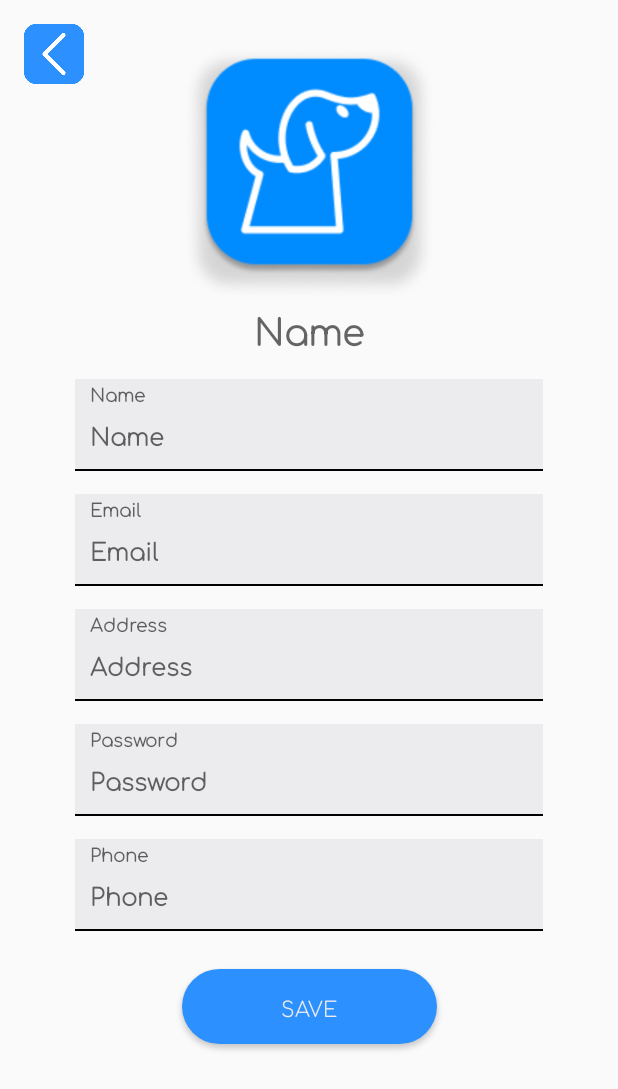
After one commit to We-Pet/MobileApp, an Android app: the ProfilActivity screen opened directly, with no data from a screen before it, on a phone screen of 412 x 824 dp. The commit adds this screen. Shown: the top 1089 px of the screen. Run offline under Robolectric (Android 15) with nearby library versions, the light colour scheme and no system bars.

Commit message:
Add profil page

```diff
--- a/app/src/main/AndroidManifest.xml
+++ b/app/src/main/AndroidManifest.xml
@@ -62,6 +62,11 @@
             android:label="HomePageActivity"
             android:theme="@style/AppTheme.NoActionBar"
             android:windowSoftInputMode="adjustPan" />
+        <activity
+            android:name=".controller.ProfilActivity"
+            android:label="HomePageActivity"
+            android:theme="@style/AppTheme.NoActionBar"
+            android:windowSoftInputMode="adjustPan" />
     </application>
 
 </manifest>
--- /dev/null
+++ b/app/src/main/java/com/ipca/wepet/controller/ProfilActivity.kt
@@ -0,0 +1,59 @@
+package com.ipca.wepet.controller
+
+import android.os.Bundle
+import android.widget.Button
+import android.widget.EditText
+import android.widget.ImageButton
+import android.widget.ImageView
+import android.widget.TextView
+import android.widget.Toast
+import androidx.appcompat.app.AppCompatActivity
+import com.ipca.wepet.R
+
+class ProfilActivity : AppCompatActivity() {
+
+    private lateinit var ivMainPhoto: ImageView
+    private lateinit var tvMainName: TextView
+    private lateinit var etName: EditText
+    private lateinit var etEmail: EditText
+    private lateinit var etAddress: EditText
+    private lateinit var etPassword: EditText
+    private lateinit var etPhone: EditText
+    private lateinit var btnSave: Button
+    private lateinit var btnBack : ImageButton
+
+    override fun onCreate(savedInstanceState: Bundle?) {
+        super.onCreate(savedInstanceState)
+        setContentView(R.layout.profil_layout)
+
+        initializeElements()
+        startNewActivities()
+    }
+
+    private fun initializeElements() {
+        ivMainPhoto = findViewById(R.id.IV_main_photo)
+        tvMainName = findViewById(R.id.TV_main_name)
+        etName = findViewById(R.id.ET_name)
+        etEmail = findViewById(R.id.ET_email)
+        etAddress = findViewById(R.id.ET_address)
+        etPassword = findViewById(R.id.ET_password)
+        etPhone = findViewById(R.id.ET_phone)
+        btnSave = findViewById(R.id.BTN_save)
+        btnBack = findViewById(R.id.IB_back)
+    }
+
+    private fun startNewActivities() {
+
+        // Login action
+        btnSave.setOnClickListener {
+            //Call databse
+            Toast.makeText(this, "Data saved successfully!", Toast.LENGTH_SHORT).show()
+        }
+
+        // Back action
+        btnBack.setOnClickListener {
+            onBackPressedDispatcher.onBackPressed()
+        }
+    }
+
+}
--- a/app/src/main/java/com/ipca/wepet/frament/HeaderFragment.kt
+++ b/app/src/main/java/com/ipca/wepet/frament/HeaderFragment.kt
@@ -1,5 +1,6 @@
 package com.ipca.wepet.fragment
 
+import android.content.Intent
 import android.os.Bundle
 import android.view.LayoutInflater
 import android.view.View
@@ -8,6 +9,8 @@ import android.widget.ImageButton
 import android.widget.PopupMenu
 import androidx.fragment.app.Fragment
 import com.ipca.wepet.R
+import com.ipca.wepet.controller.ProfilActivity
+import com.ipca.wepet.controller.ShelterActivity
 
 class HeaderFragment : Fragment() {
     private lateinit var ibHamburger: ImageButton
@@ -48,6 +51,8 @@ class HeaderFragment : Fragment() {
 
                 R.id.IT_edit_profil -> {
                     // Handle menu edit profil click
+                    val intent = Intent(context, ProfilActivity::class.java)
+                    startActivity(intent)
                     true
                 }
 
--- /dev/null
+++ b/app/src/main/res/layout/profil_layout.xml
@@ -0,0 +1,318 @@
+<?xml version="1.0" encoding="utf-8"?>
+<androidx.constraintlayout.widget.ConstraintLayout xmlns:android="http://schemas.android.com/apk/res/android"
+    xmlns:app="http://schemas.android.com/apk/res-auto"
+    android:layout_width="match_parent"
+    android:layout_height="match_parent">
+
+    <ImageView
+        android:id="@+id/IV_main_photo"
+        android:layout_width="170dp"
+        android:layout_height="170dp"
+        android:layout_marginTop="30dp"
+        android:contentDescription="@string/profil_photo"
+        android:src="@drawable/main_logo"
+        android:textSize="30sp"
+        app:layout_constraintEnd_toEndOf="parent"
+        app:layout_constraintStart_toStartOf="parent"
+        app:layout_constraintTop_toTopOf="parent" />
+
+    <TextView
+        android:id="@+id/TV_main_name"
+        android:layout_width="0dp"
+        android:layout_height="wrap_content"
+        android:autofillHints="@string/name"
+        android:backgroundTint="@color/light_gray"
+        android:fontFamily="@font/comfortaa_light"
+        android:hint="@string/name"
+        android:textAlignment="center"
+        android:textSize="24sp"
+        android:textStyle="bold"
+        app:layout_constraintEnd_toEndOf="parent"
+        app:layout_constraintStart_toStartOf="parent"
+        app:layout_constraintTop_toBottomOf="@+id/IV_main_photo" />
+
+    <!-- Back button -->
+    <ImageButton
+        android:id="@+id/IB_back"
+        android:layout_width="40dp"
+        android:layout_height="40dp"
+        android:layout_marginStart="16dp"
+        android:layout_marginTop="16dp"
+        android:background="?attr/selectableItemBackgroundBorderless"
+        android:contentDescription="@string/back_button"
+        android:scaleType="fitCenter"
+        android:src="@drawable/back"
+        app:layout_constraintStart_toStartOf="parent"
+        app:layout_constraintTop_toTopOf="parent" />
+
+    <!-- Name edit text with button -->
+    <androidx.constraintlayout.widget.ConstraintLayout
+        android:id="@+id/CTL_name"
+        android:layout_width="312dp"
+        android:layout_height="wrap_content"
+        android:layout_marginHorizontal="70dp"
+        android:layout_marginTop="15dp"
+        android:background="@color/light_gray"
+        app:layout_constraintEnd_toEndOf="parent"
+        app:layout_constraintStart_toStartOf="parent"
+        app:layout_constraintTop_toBottomOf="@+id/TV_main_name">
+
+        <TextView
+            android:id="@+id/TV_name"
+            android:layout_width="0dp"
+            android:layout_height="wrap_content"
+            android:autofillHints="@string/name"
+            android:backgroundTint="@color/light_gray"
+            android:fontFamily="@font/comfortaa_light"
+            android:hint="@string/name"
+            android:paddingStart="10dp"
+            android:textSize="12sp"
+            android:textStyle="bold"
+            app:layout_constraintStart_toStartOf="parent"
+            app:layout_constraintTop_toTopOf="parent" />
+
+        <EditText
+            android:id="@+id/ET_name"
+            android:layout_width="0dp"
+            android:layout_height="wrap_content"
+            android:autofillHints="@string/email_hint"
+            android:backgroundTint="@color/light_gray"
+            android:fontFamily="@font/comfortaa_light"
+            android:hint="@string/name"
+            android:inputType="textPersonName"
+            android:paddingStart="10dp"
+            android:paddingTop="5dp"
+            android:textSize="16sp"
+            android:textStyle="bold"
+            app:layout_constraintStart_toStartOf="parent"
+            app:layout_constraintTop_toBottomOf="@id/TV_name" />
+
+        <View
+            android:layout_width="match_parent"
+            android:layout_height="1dp"
+            android:background="@android:color/black"
+            app:layout_constraintTop_toBottomOf="@id/ET_name" />
+
+    </androidx.constraintlayout.widget.ConstraintLayout>
+
+
+    <!-- Email edit text with button -->
+    <androidx.constraintlayout.widget.ConstraintLayout
+        android:id="@+id/CTL_email"
+        android:layout_width="312dp"
+        android:layout_height="wrap_content"
+        android:layout_marginHorizontal="70dp"
+        android:layout_marginTop="15dp"
+        android:background="@color/light_gray"
+        app:layout_constraintEnd_toEndOf="parent"
+        app:layout_constraintStart_toStartOf="parent"
+        app:layout_constraintTop_toBottomOf="@+id/CTL_name">
+
+        <TextView
+            android:id="@+id/TV_email"
+            android:layout_width="0dp"
+            android:layout_height="wrap_content"
+            android:autofillHints="@string/name"
+            android:backgroundTint="@color/light_gray"
+            android:fontFamily="@font/comfortaa_light"
+            android:hint="@string/email"
+            android:paddingStart="10dp"
+            android:textSize="12sp"
+            android:textStyle="bold"
+            app:layout_constraintStart_toStartOf="parent"
+            app:layout_constraintTop_toTopOf="parent" />
+
+        <EditText
+            android:id="@+id/ET_email"
+            android:layout_width="0dp"
+            android:layout_height="wrap_content"
+            android:autofillHints="@string/email_hint"
+            android:backgroundTint="@color/light_gray"
+            android:fontFamily="@font/comfortaa_light"
+            android:hint="@string/email"
+            android:inputType="textEmailAddress"
+            android:paddingStart="10dp"
+            android:paddingTop="5dp"
+            android:textSize="16sp"
+            android:textStyle="bold"
+            app:layout_constraintStart_toStartOf="parent"
+            app:layout_constraintTop_toBottomOf="@id/TV_email" />
+
+        <View
+            android:layout_width="match_parent"
+            android:layout_height="1dp"
+            android:background="@android:color/black"
+            app:layout_constraintTop_toBottomOf="@id/ET_email" />
+
+    </androidx.constraintlayout.widget.ConstraintLayout>
+
+    <!-- Address edit text with button -->
+    <androidx.constraintlayout.widget.ConstraintLayout
+        android:id="@+id/CTL_address"
+        android:layout_width="312dp"
+        android:layout_height="wrap_content"
+        android:layout_marginHorizontal="70dp"
+        android:layout_marginTop="15dp"
+        android:background="@color/light_gray"
+        app:layout_constraintEnd_toEndOf="parent"
+        app:layout_constraintStart_toStartOf="parent"
+        app:layout_constraintTop_toBottomOf="@+id/CTL_email">
+
+        <TextView
+            android:id="@+id/TV_address"
+            android:layout_width="0dp"
+            android:layout_height="wrap_content"
+            android:autofillHints="@string/name"
+            android:backgroundTint="@color/light_gray"
+            android:fontFamily="@font/comfortaa_light"
+            android:hint="@string/address"
+            android:paddingStart="10dp"
+            android:textSize="12sp"
+            android:textStyle="bold"
+            app:layout_constraintStart_toStartOf="parent"
+            app:layout_constraintTop_toTopOf="parent" />
+
+        <EditText
+            android:id="@+id/ET_address"
+            android:layout_width="0dp"
+            android:layout_height="wrap_content"
+            android:autofillHints="@string/email_hint"
+            android:backgroundTint="@color/light_gray"
+            android:fontFamily="@font/comfortaa_light"
+            android:hint="@string/address"
+            android:inputType="textPostalAddress"
+            android:paddingStart="10dp"
+            android:paddingTop="5dp"
+            android:textSize="16sp"
+            android:textStyle="bold"
+            app:layout_constraintStart_toStartOf="parent"
+            app:layout_constraintTop_toBottomOf="@id/TV_address" />
+
+        <View
+            android:layout_width="match_parent"
+            android:layout_height="1dp"
+            android:background="@android:color/black"
+            app:layout_constraintTop_toBottomOf="@id/ET_address" />
+
+    </androidx.constraintlayout.widget.ConstraintLayout>
+
+    <!-- Password edit text with button -->
+    <androidx.constraintlayout.widget.ConstraintLayout
+        android:id="@+id/CTL_password"
+        android:layout_width="312dp"
+        android:layout_height="wrap_content"
+        android:layout_marginHorizontal="70dp"
+        android:layout_marginTop="15dp"
+        android:background="@color/light_gray"
+        app:layout_constraintEnd_toEndOf="parent"
+        app:layout_constraintStart_toStartOf="parent"
+        app:layout_constraintTop_toBottomOf="@+id/CTL_address">
+
+        <TextView
+            android:id="@+id/TV_password"
+            android:layout_width="0dp"
+            android:layout_height="wrap_content"
+            android:autofillHints="@string/name"
+            android:backgroundTint="@color/light_gray"
+            android:fontFamily="@font/comfortaa_light"
+            android:hint="@string/password"
+            android:paddingStart="10dp"
+            android:textSize="12sp"
+            android:textStyle="bold"
+            app:layout_constraintStart_toStartOf="parent"
+            app:layout_constraintTop_toTopOf="parent" />
+
+        <EditText
+            android:id="@+id/ET_password"
+            android:layout_width="0dp"
+            android:layout_height="wrap_content"
+            android:autofillHints="@string/email_hint"
+            android:backgroundTint="@color/light_gray"
+            android:fontFamily="@font/comfortaa_light"
+            android:hint="@string/password"
+            android:inputType="textPassword"
+            android:paddingStart="10dp"
+            android:paddingTop="5dp"
+            android:textSize="16sp"
+            android:textStyle="bold"
+            app:layout_constraintStart_toStartOf="parent"
+            app:layout_constraintTop_toBottomOf="@id/TV_password" />
+
+        <View
+            android:layout_width="match_parent"
+            android:layout_height="1dp"
+            android:background="@android:color/black"
+            app:layout_constraintTop_toBottomOf="@id/ET_password" />
+
+    </androidx.constraintlayout.widget.ConstraintLayout>
+
+    <!-- Phone edit text with button -->
+    <androidx.constraintlayout.widget.ConstraintLayout
+        android:id="@+id/CTL_phone"
+        android:layout_width="312dp"
+        android:layout_height="wrap_content"
+        android:layout_marginHorizontal="70dp"
+        android:layout_marginTop="15dp"
+        android:background="@color/light_gray"
+        app:layout_constraintEnd_toEndOf="parent"
+        app:layout_constraintStart_toStartOf="parent"
+        app:layout_constraintTop_toBottomOf="@+id/CTL_password">
+
+        <TextView
+            android:id="@+id/TV_phone"
+            android:layout_width="0dp"
+            android:layout_height="wrap_content"
+            android:autofillHints="@string/name"
+            android:backgroundTint="@color/light_gray"
+            android:fontFamily="@font/comfortaa_light"
+            android:hint="@string/phone"
+            android:paddingStart="10dp"
+            android:textSize="12sp"
+            android:textStyle="bold"
+            app:layout_constraintStart_toStartOf="parent"
+            app:layout_constraintTop_toTopOf="parent" />
+
+        <EditText
+            android:id="@+id/ET_phone"
+            android:layout_width="0dp"
+            android:layout_height="wrap_content"
+            android:autofillHints="@string/email_hint"
+            android:backgroundTint="@color/light_gray"
+            android:fontFamily="@font/comfortaa_light"
+            android:hint="@string/phone"
+            android:inputType="phone|number"
+            android:paddingStart="10dp"
+            android:paddingTop="5dp"
+            android:textSize="16sp"
+            android:textStyle="bold"
+            app:layout_constraintStart_toStartOf="parent"
+            app:layout_constraintTop_toBottomOf="@id/TV_phone" />
+
+        <View
+            android:layout_width="match_parent"
+            android:layout_height="1dp"
+            android:background="@android:color/black"
+            app:layout_constraintTop_toBottomOf="@id/ET_phone" />
+
+    </androidx.constraintlayout.widget.ConstraintLayout>
+
+    <Button
+        android:id="@+id/BTN_save"
+        android:layout_width="170dp"
+        android:layout_height="50dp"
+        android:layout_marginTop="25dp"
+        android:background="@drawable/main_rounded_button"
+        android:fontFamily="@font/comfortaa_light"
+        android:text="@string/save"
+        android:textColor="@color/light_gray"
+        app:layout_constraintEnd_toEndOf="parent"
+        app:layout_constraintStart_toStartOf="parent"
+        app:layout_constraintTop_toBottomOf="@+id/CTL_phone" />
+
+    <FrameLayout
+        android:id="@+id/FL_footer"
+        android:layout_width="match_parent"
+        android:layout_height="wrap_content"
+        app:layout_constraintBottom_toBottomOf="parent" />
+
+</androidx.constraintlayout.widget.ConstraintLayout>
--- a/app/src/main/res/values/strings.xml
+++ b/app/src/main/res/values/strings.xml
@@ -52,4 +52,9 @@
     <string name="event_photo" translatable="false">Event photo</string>
     <string name="photo_for_shelter" translatable="false">Photo for shelter</string>
     <string name="shelters">Shelters</string>
+    <string name="profil_photo" translatable="false">Profil photo</string>
+    <string name="save">Save</string>
+    <string name="email">Email</string>
+    <string name="address">Address</string>
+    <string name="phone">Phone</string>
 </resources>
```
Also changed, not shown: 2 other files.
